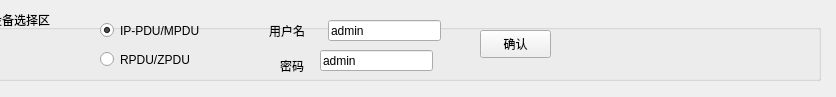
First picture: the form in NetUpgradeTool/devselectwid.ui, repository ChinaClever/CleverTool, before the edit.
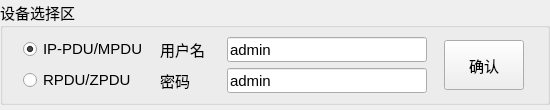
Second picture: the form after the edit.

Commit message: 更改升级软件界面

Diff of the .ui file:
```diff
--- a/NetUpgradeTool/devselectwid.ui
+++ b/NetUpgradeTool/devselectwid.ui
@@ -6,120 +6,229 @@
    <rect>
     <x>0</x>
     <y>0</y>
-    <width>836</width>
-    <height>97</height>
+    <width>550</width>
+    <height>103</height>
    </rect>
   </property>
   <property name="windowTitle">
    <string>Form</string>
   </property>
-  <widget class="QGroupBox" name="groupBox">
-   <property name="geometry">
-    <rect>
-     <x>-10</x>
-     <y>10</y>
-     <width>831</width>
-     <height>71</height>
-    </rect>
+  <layout class="QGridLayout" name="gridLayout_2">
+   <property name="leftMargin">
+    <number>0</number>
    </property>
-   <property name="title">
-    <string>设备选择区</string>
+   <property name="topMargin">
+    <number>0</number>
    </property>
-   <widget class="QRadioButton" name="ipRadio">
-    <property name="geometry">
-     <rect>
-      <x>110</x>
-      <y>10</y>
-      <width>151</width>
-      <height>21</height>
-     </rect>
-    </property>
-    <property name="text">
-     <string>IP-PDU/MPDU</string>
-    </property>
-    <property name="checked">
-     <bool>true</bool>
-    </property>
-   </widget>
-   <widget class="QRadioButton" name="rzRadio">
-    <property name="geometry">
-     <rect>
-      <x>110</x>
-      <y>40</y>
-      <width>101</width>
-      <height>19</height>
-     </rect>
-    </property>
-    <property name="text">
-     <string>RPDU/ZPDU</string>
-    </property>
-   </widget>
-   <widget class="QLineEdit" name="userEdit">
-    <property name="geometry">
-     <rect>
-      <x>338</x>
-      <y>10</y>
-      <width>113</width>
-      <height>21</height>
-     </rect>
-    </property>
-    <property name="text">
-     <string>admin</string>
-    </property>
-   </widget>
-   <widget class="QLineEdit" name="pwdEdit">
-    <property name="geometry">
-     <rect>
-      <x>330</x>
-      <y>40</y>
-      <width>113</width>
-      <height>21</height>
-     </rect>
-    </property>
-    <property name="text">
-     <string>admin</string>
-    </property>
-   </widget>
-   <widget class="QLabel" name="label">
-    <property name="geometry">
-     <rect>
-      <x>279</x>
-      <y>10</y>
-      <width>61</width>
-      <height>21</height>
-     </rect>
-    </property>
-    <property name="text">
-     <string>用户名</string>
-    </property>
-   </widget>
-   <widget class="QLabel" name="label_2">
-    <property name="geometry">
-     <rect>
-      <x>290</x>
-      <y>45</y>
-      <width>51</width>
-      <height>21</height>
-     </rect>
-    </property>
-    <property name="text">
-     <string>密码</string>
-    </property>
-   </widget>
-   <widget class="QPushButton" name="okBtn">
-    <property name="geometry">
-     <rect>
-      <x>490</x>
-      <y>20</y>
-      <width>71</width>
-      <height>28</height>
-     </rect>
-    </property>
-    <property name="text">
-     <string>确认</string>
-    </property>
-   </widget>
-  </widget>
+   <property name="rightMargin">
+    <number>0</number>
+   </property>
+   <property name="bottomMargin">
+    <number>5</number>
+   </property>
+   <property name="spacing">
+    <number>0</number>
+   </property>
+   <item row="0" column="0">
+    <widget class="QGroupBox" name="groupBox">
+     <property name="font">
+      <font>
+       <family>微软雅黑</family>
+       <pointsize>11</pointsize>
+      </font>
+     </property>
+     <property name="title">
+      <string>设备选择区</string>
+     </property>
+     <layout class="QGridLayout" name="gridLayout">
+      <item row="0" column="0">
+       <widget class="QRadioButton" name="ipRadio">
+        <property name="maximumSize">
+         <size>
+          <width>120</width>
+          <height>20</height>
+         </size>
+        </property>
+        <property name="font">
+         <font>
+          <family>Arial</family>
+          <pointsize>11</pointsize>
+         </font>
+        </property>
+        <property name="text">
+         <string>IP-PDU/MPDU</string>
+        </property>
+        <property name="checked">
+         <bool>true</bool>
+        </property>
+       </widget>
+      </item>
+      <item row="0" column="1">
+       <widget class="QLabel" name="label">
+        <property name="sizePolicy">
+         <sizepolicy hsizetype="Fixed" vsizetype="Fixed">
+          <horstretch>0</horstretch>
+          <verstretch>0</verstretch>
+         </sizepolicy>
+        </property>
+        <property name="minimumSize">
+         <size>
+          <width>30</width>
+          <height>20</height>
+         </size>
+        </property>
+        <property name="maximumSize">
+         <size>
+          <width>50</width>
+          <height>20</height>
+         </size>
+        </property>
+        <property name="font">
+         <font>
+          <family>微软雅黑</family>
+          <pointsize>11</pointsize>
+         </font>
+        </property>
+        <property name="text">
+         <string>用户名</string>
+        </property>
+       </widget>
+      </item>
+      <item row="0" column="2">
+       <widget class="QLineEdit" name="userEdit">
+        <property name="sizePolicy">
+         <sizepolicy hsizetype="Fixed" vsizetype="Fixed">
+          <horstretch>0</horstretch>
+          <verstretch>0</verstretch>
+         </sizepolicy>
+        </property>
+        <property name="minimumSize">
+         <size>
+          <width>200</width>
+          <height>25</height>
+         </size>
+        </property>
+        <property name="maximumSize">
+         <size>
+          <width>200</width>
+          <height>25</height>
+         </size>
+        </property>
+        <property name="font">
+         <font>
+          <family>Arial</family>
+          <pointsize>11</pointsize>
+         </font>
+        </property>
+        <property name="text">
+         <string>admin</string>
+        </property>
+       </widget>
+      </item>
+      <item row="0" column="3" rowspan="2">
+       <widget class="QPushButton" name="okBtn">
+        <property name="sizePolicy">
+         <sizepolicy hsizetype="Fixed" vsizetype="Fixed">
+          <horstretch>0</horstretch>
+          <verstretch>0</verstretch>
+         </sizepolicy>
+        </property>
+        <property name="minimumSize">
+         <size>
+          <width>30</width>
+          <height>50</height>
+         </size>
+        </property>
+        <property name="text">
+         <string>确认</string>
+        </property>
+       </widget>
+      </item>
+      <item row="1" column="0">
+       <widget class="QRadioButton" name="rzRadio">
+        <property name="maximumSize">
+         <size>
+          <width>120</width>
+          <height>20</height>
+         </size>
+        </property>
+        <property name="font">
+         <font>
+          <family>Arial</family>
+          <pointsize>11</pointsize>
+         </font>
+        </property>
+        <property name="text">
+         <string>RPDU/ZPDU</string>
+        </property>
+       </widget>
+      </item>
+      <item row="1" column="1">
+       <widget class="QLabel" name="label_2">
+        <property name="sizePolicy">
+         <sizepolicy hsizetype="Fixed" vsizetype="Fixed">
+          <horstretch>0</horstretch>
+          <verstretch>0</verstretch>
+         </sizepolicy>
+        </property>
+        <property name="minimumSize">
+         <size>
+          <width>30</width>
+          <height>20</height>
+         </size>
+        </property>
+        <property name="maximumSize">
+         <size>
+          <width>50</width>
+          <height>20</height>
+         </size>
+        </property>
+        <property name="font">
+         <font>
+          <family>微软雅黑</family>
+          <pointsize>11</pointsize>
+         </font>
+        </property>
+        <property name="text">
+         <string>密码</string>
+        </property>
+       </widget>
+      </item>
+      <item row="1" column="2">
+       <widget class="QLineEdit" name="pwdEdit">
+        <property name="sizePolicy">
+         <sizepolicy hsizetype="Fixed" vsizetype="Fixed">
+          <horstretch>0</horstretch>
+          <verstretch>0</verstretch>
+         </sizepolicy>
+        </property>
+        <property name="minimumSize">
+         <size>
+          <width>200</width>
+          <height>25</height>
+         </size>
+        </property>
+        <property name="maximumSize">
+         <size>
+          <width>200</width>
+          <height>25</height>
+         </size>
+        </property>
+        <property name="font">
+         <font>
+          <family>Arial</family>
+          <pointsize>11</pointsize>
+         </font>
+        </property>
+        <property name="text">
+         <string>admin</string>
+        </property>
+       </widget>
+      </item>
+     </layout>
+    </widget>
+   </item>
+  </layout>
  </widget>
  <resources/>
  <connections/>
```
The commit also changes 1 other file.
